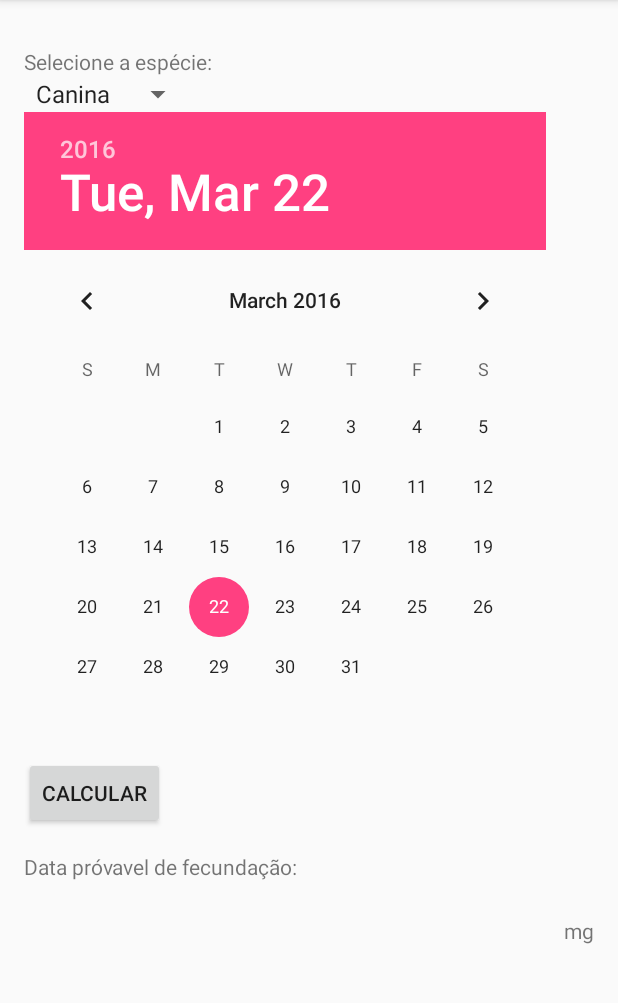
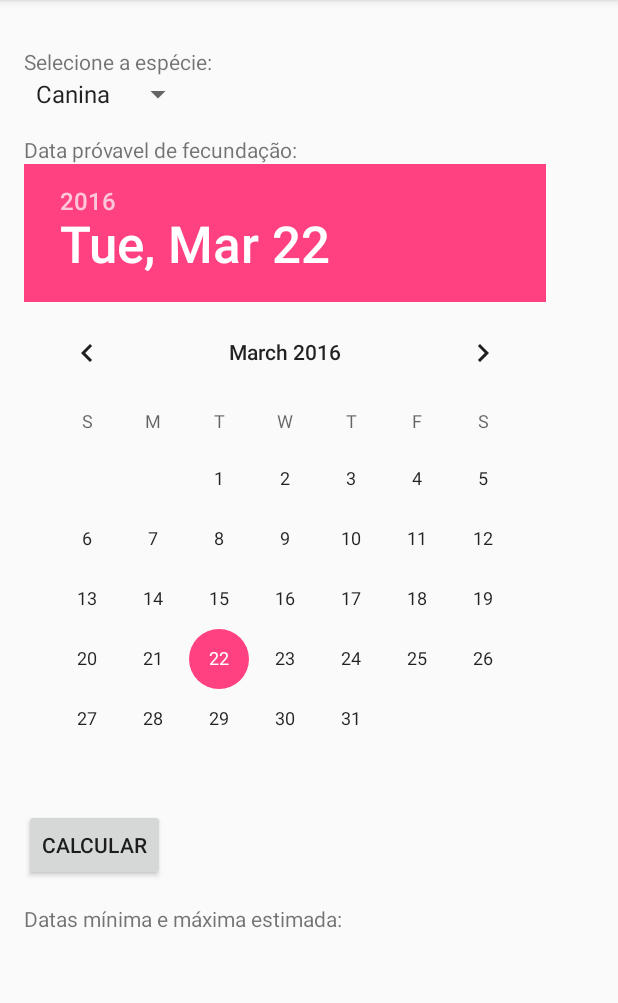
Before and after one commit to petvetbr/VetCalc, an Android app: the PrenhezActivity screen opened directly, with no data from a screen before it, on a phone screen of 412 x 824 dp, the part 84-1087 px from its top. Run offline under Robolectric (Android 15) with nearby library versions, the phone set to English and light mode, and no system bars.

Commit message:
Tela de prenhez

```diff
--- a/app/src/main/java/br/blog/fbastos/vetcalc/MainActivity.java
+++ b/app/src/main/java/br/blog/fbastos/vetcalc/MainActivity.java
@@ -31,8 +31,6 @@ public class MainActivity extends AppCompatActivity {
         // Apply the adapter to the spinner
         spinner.setAdapter(adapter);
         //spinner.setOnItemSelectedListener();
-
-
         Button btnCalc = (Button) findViewById(R.id.buttonCalc);
 
         btnCalc.setOnClickListener(new View.OnClickListener() {
--- a/app/src/main/res/layout/content_prenhez.xml
+++ b/app/src/main/res/layout/content_prenhez.xml
@@ -52,6 +52,18 @@
                     android:spinnerMode="dropdown" />
             </LinearLayout>
 
+            <LinearLayout
+                android:layout_width="wrap_content"
+                android:layout_height="wrap_content"
+                android:layout_marginTop="15dp"
+                android:orientation="horizontal">
+
+                <TextView
+                    android:layout_width="wrap_content"
+                    android:layout_height="wrap_content"
+                    android:text="Data próvavel de fecundação:" />
+
+            </LinearLayout>
 
             <LinearLayout
                 android:layout_width="wrap_content"
@@ -76,6 +88,7 @@
                     android:text="@string/Calcular" />
             </LinearLayout>
 
+
             <LinearLayout
                 android:layout_width="wrap_content"
                 android:layout_height="wrap_content"
@@ -85,33 +98,29 @@
                 <TextView
                     android:layout_width="wrap_content"
                     android:layout_height="wrap_content"
-                    android:text="Data próvavel de fecundação:" />
+                    android:text="Datas mínima e máxima estimada:" />
 
             </LinearLayout>
-
-
             <LinearLayout
                 android:layout_width="wrap_content"
                 android:layout_height="wrap_content"
                 android:layout_marginTop="15dp"
                 android:orientation="horizontal">
+                <TextView
+                    android:id="@+id/textViewResultadoMin"
+                    android:layout_width="wrap_content"
+                    android:layout_height="wrap_content"
+                    android:textAppearance="?android:attr/textAppearanceLarge" />
 
                 <View
                     android:layout_width="0dp"
                     android:layout_height="0dp"
                     android:layout_weight="1" />
-
                 <TextView
-                    android:id="@+id/textViewResultado"
+                    android:id="@+id/textViewResultadoMax"
                     android:layout_width="wrap_content"
                     android:layout_height="wrap_content"
                     android:textAppearance="?android:attr/textAppearanceLarge" />
-
-                <TextView
-                    android:id="@+id/textViewResultadoUnidades"
-                    android:layout_width="wrap_content"
-                    android:layout_height="wrap_content"
-                    android:text="mg" />
             </LinearLayout>
         </LinearLayout>
     </ScrollView>
```
Also changed, not shown: app/src/main/java/br/blog/fbastos/vetcalc/Animal.java (added, +53 -0 lines), app/src/main/java/br/blog/fbastos/vetcalc/Config.java (added, +75 -0 lines), app/src/main/java/br/blog/fbastos/vetcalc/PrenhezActivity.java (+42 -0 lines), app/src/main/java/br/blog/fbastos/vetcalc/ValorMinMax.java (added, +25 -0 lines), app/src/main/res/mipmap-hdpi/ic_launcher.png, app/src/main/res/mipmap-mdpi/ic_launcher.png, app/src/main/res/mipmap-xhdpi/ic_launcher.png, app/src/main/res/mipmap-xxhdpi/ic_launcher.png, app/src/main/res/mipmap-xxxhdpi/ic_launcher.png.
